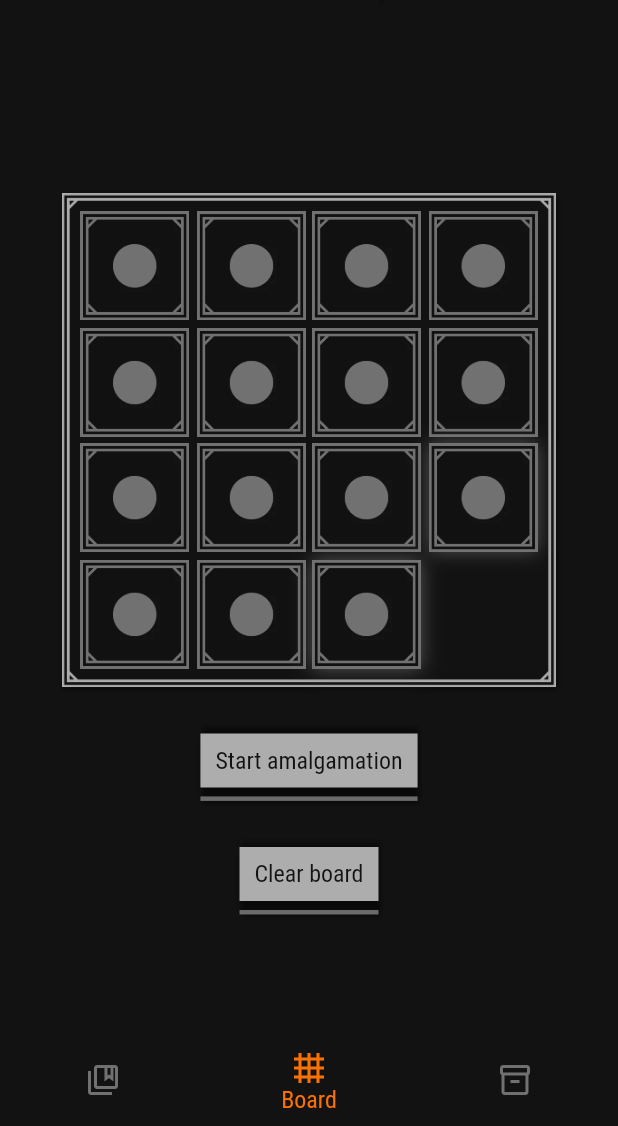
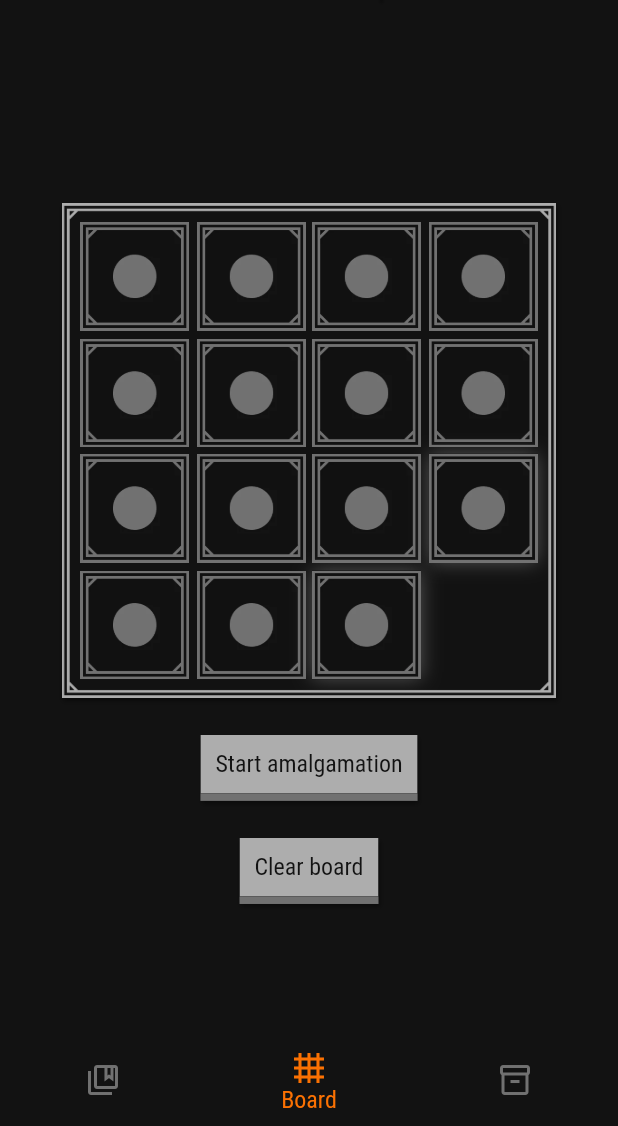
Before and after one commit to julesmuskala/materia_optima, a Flutter app: the screen it shows after launch, after a tap on "Start amalgamation", after a tap on "Close", on a phone screen of 412 x 824 dp, the part 110-1236 px from its top. Run offline on Flutter 3.47's test engine with Material 2 defaults, Android fonts, the phone set to English and light mode, and no system bars; our stand-ins replace shared_preferences, transparent_image, tuple.

Commit message:
Fix buttons

```diff
--- a/lib/ui/shared/fancy_button.dart
+++ b/lib/ui/shared/fancy_button.dart
@@ -24,17 +24,27 @@ class FancyButton extends StatelessWidget {
         border: Border(
           bottom: BorderSide(
             color: onPressed != null ? GameColors.grey100 : GameColors.grey200,
-            width: 3.0,
+            width: 5.0,
           ),
         ),
       ),
-      child: ElevatedButton(
-        onPressed: onPressed,
-        child: Text(
-          description,
-          style: onPressed != null
-              ? GameTypography.modifiedParagraph(GameColors.grey200)
-              : GameTypography.modifiedParagraph(GameColors.grey50),
+      child: Material(
+        color: Colors.transparent,
+        shape: const ContinuousRectangleBorder(),
+        child: Ink(
+          color: onPressed != null ? GameColors.grey50 : GameColors.grey100,
+          child: InkWell(
+            onTap: onPressed,
+            child: Padding(
+              padding: const EdgeInsets.all(10.0),
+              child: Text(
+                description,
+                style: onPressed != null
+                    ? GameTypography.modifiedParagraph(GameColors.grey200)
+                    : GameTypography.modifiedParagraph(GameColors.grey50),
+              ),
+            ),
+          ),
         ),
       ),
     );
--- a/lib/utils/theme.dart
+++ b/lib/utils/theme.dart
@@ -191,27 +191,27 @@ abstract class GameTheme {
       ),
       backgroundColor: GameColors.grey200,
     ),
-    elevatedButtonTheme: ElevatedButtonThemeData(
-      style: ButtonStyle(
-        alignment: Alignment.center,
-        backgroundColor: MaterialStateProperty.resolveWith<Color>(
-          (Set<MaterialState> states) {
-            if (states.contains(MaterialState.disabled)) {
-              return GameColors.grey100;
-            }
-            return GameColors.grey50;
-          },
-        ),
-        padding: MaterialStateProperty.all<EdgeInsetsGeometry>(
-          const EdgeInsets.symmetric(horizontal: 10.0),
-        ),
-        enableFeedback: true,
-        elevation: MaterialStateProperty.all<double>(3.0),
-        shape: MaterialStateProperty.all<OutlinedBorder>(
-          const ContinuousRectangleBorder(),
-        ),
-      ),
-    ),
+    // elevatedButtonTheme: ElevatedButtonThemeData(
+    //   style: ButtonStyle(
+    //     animationDuration: GameTheme.standardAnimationDuration,
+    //     alignment: Alignment.center,
+    //     backgroundColor: MaterialStateProperty.resolveWith<Color>(
+    //       (Set<MaterialState> states) {
+    //         if (states.contains(MaterialState.disabled)) {
+    //           return GameColors.grey100;
+    //         }
+    //         return GameColors.grey50;
+    //       },
+    //     ),
+    //     padding: MaterialStateProperty.all<EdgeInsetsGeometry>(
+    //       const EdgeInsets.all(10.0),
+    //     ),
+    //     elevation: MaterialStateProperty.all<double>(0),
+    //     shape: MaterialStateProperty.all<OutlinedBorder>(
+    //       const ContinuousRectangleBorder(),
+    //     ),
+    //   ),
+    // ),
     // highlightColor:
     // hoverColor:
     // indicatorColor:
```
